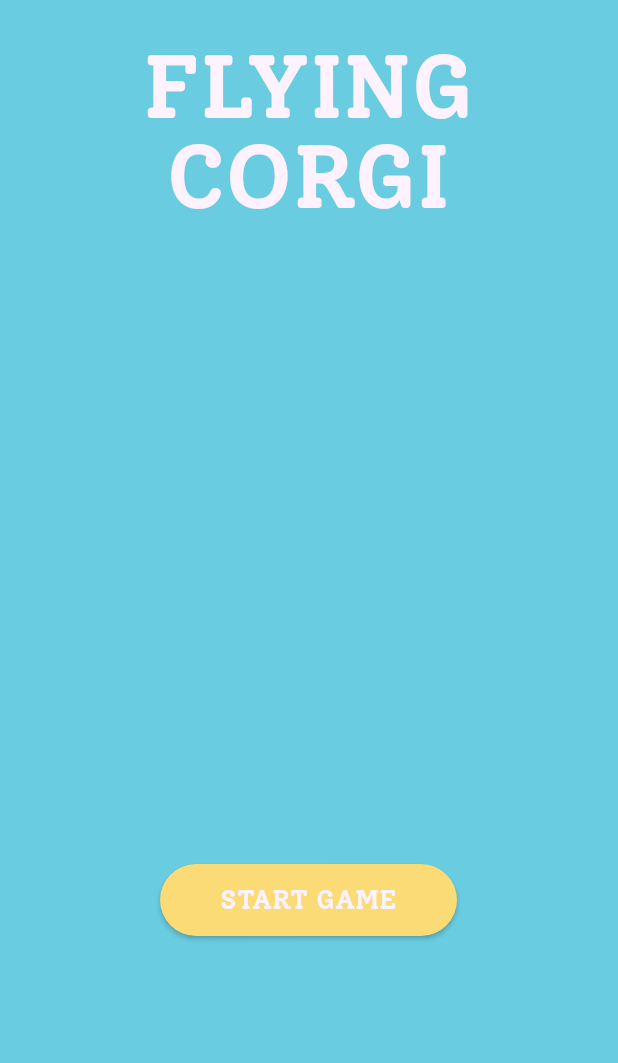
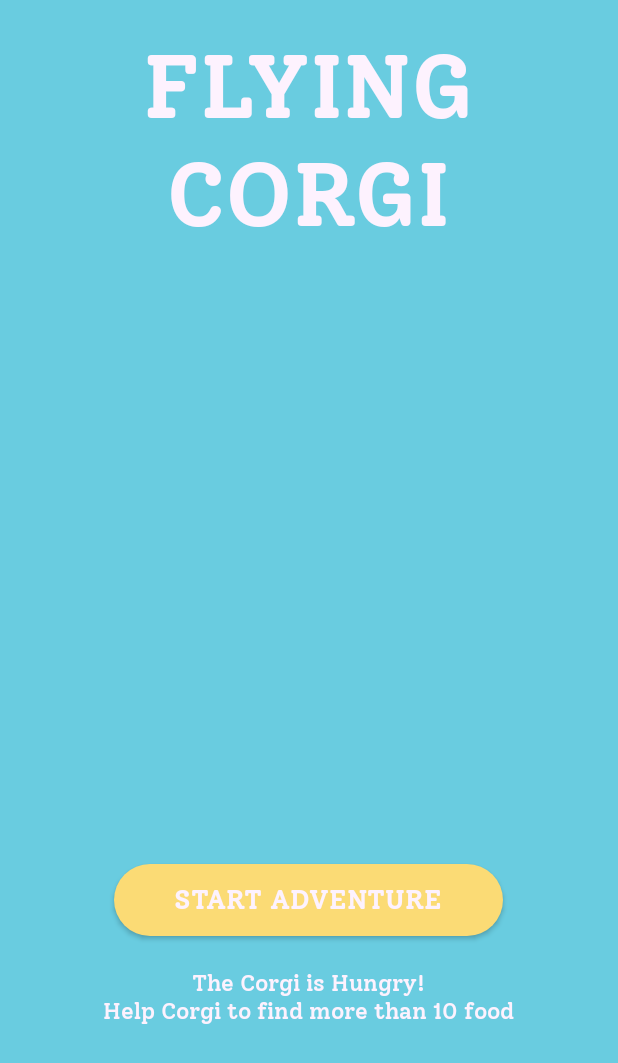
Before and after one commit to AngelikaJustine/Flying_Corgi, an Android app: the screen it shows after launch (MainActivity), on a phone screen of 412 x 824 dp. Shown: the top 1063 px of the screen. Run offline under Robolectric (Android 15) with nearby library versions, the phone set to English and light mode, and no system bars.

Commit message:
Landing Page Update

```diff
--- a/app/src/main/java/com/example/flyingcorgi/MainActivity.java
+++ b/app/src/main/java/com/example/flyingcorgi/MainActivity.java
@@ -10,7 +10,7 @@ import android.widget.TextView;
 public class MainActivity extends AppCompatActivity {
 
     Button btnStart;
-    TextView title, title2;
+    TextView title, rule;
 
     @Override
     protected void onCreate(Bundle savedInstanceState) {
@@ -19,11 +19,13 @@ public class MainActivity extends AppCompatActivity {
 
         btnStart = findViewById(R.id.btnStart);
         title = findViewById(R.id.title);
-        title2 = findViewById(R.id.title2);
+        rule = findViewById(R.id.rule);
 
         Typeface SolwayBold = Typeface.createFromAsset(getAssets(), "fonts/SolwayBold.ttf");
+        Typeface SolwayMedium = Typeface.createFromAsset(getAssets(), "fonts/SolwayMedium.ttf");
+
         btnStart.setTypeface(SolwayBold);
         title.setTypeface(SolwayBold);
-        title2.setTypeface(SolwayBold);
+        rule.setTypeface(SolwayMedium);
     }
 }
--- a/app/src/main/res/layout/activity_main.xml
+++ b/app/src/main/res/layout/activity_main.xml
@@ -11,29 +11,30 @@
         android:id="@+id/title"
         android:layout_width="wrap_content"
         android:layout_height="wrap_content"
-        android:text="FLYING"
+        android:text="FLYING\nCORGI"
         android:textSize="60dp"
+        android:textAlignment="center"
         android:layout_centerHorizontal="true"
         android:textColor="@color/white"
         android:layout_marginTop="20dp"
         />
 
-    <TextView
-        android:id="@+id/title2"
-        android:layout_width="wrap_content"
-        android:layout_height="wrap_content"
-        android:text="CORGI"
-        android:textSize="60dp"
-        android:layout_centerHorizontal="true"
-        android:textColor="@color/white"
-        android:layout_marginTop="80dp"
-        />
+<!--    <TextView-->
+<!--        android:id="@+id/title2"-->
+<!--        android:layout_width="wrap_content"-->
+<!--        android:layout_height="wrap_content"-->
+<!--        android:text="CORGI"-->
+<!--        android:textSize="60dp"-->
+<!--        android:layout_centerHorizontal="true"-->
+<!--        android:textColor="@color/white"-->
+<!--        android:layout_marginTop="80dp"-->
+<!--        />-->
 
     <Button
         android:id="@+id/btnStart"
         android:layout_width="wrap_content"
         android:layout_height="wrap_content"
-        android:text="START GAME"
+        android:text="START ADVENTURE"
         android:background="@drawable/btnyellow"
         android:textColor="#FDF2FE"
         android:paddingRight="40dp"
@@ -43,4 +44,16 @@
         android:layout_centerHorizontal="true"
         android:layout_marginBottom="200dp"/>
 
+    <TextView
+        android:id="@+id/rule"
+        android:layout_width="wrap_content"
+        android:layout_height="wrap_content"
+        android:layout_alignParentBottom="true"
+        android:textColor="#FDF2FE"
+        android:textSize="15dp"
+        android:textAlignment="center"
+        android:text="The Corgi is Hungry!\nHelp Corgi to find more than 10 food"
+        android:layout_centerHorizontal="true"
+        android:layout_marginBottom="140dp"/>
+
 </RelativeLayout>
```
